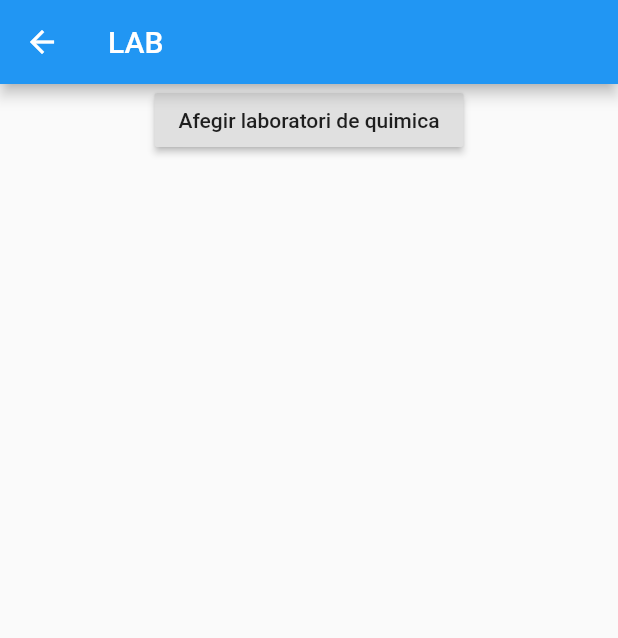
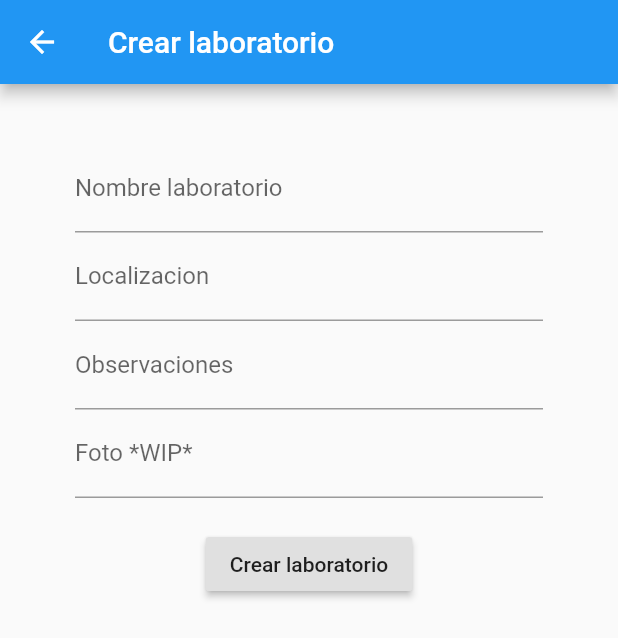
Before and after one commit to Setter97/ProjectFlutter, a Flutter app: the newLab screen opened directly, on a phone screen of 412 x 824 dp. Shown: the top 638 px of the screen. Run offline on Flutter 3.47's test engine with Material 2 defaults, Android fonts, the light colour scheme and no system bars; our stand-ins replace cloud_firestore, firebase_auth; accounts and stored records are empty.

Commit message:
Añadir LAB y sus campos

```diff
--- a/test_db/lib/firebaseDB/firebaseConnectDB.dart
+++ b/test_db/lib/firebaseDB/firebaseConnectDB.dart
@@ -3,6 +3,7 @@ import 'package:cloud_firestore/cloud_firestore.dart';
 class FirebaseConnectDB{
   final databaseReference=Firestore.instance;
   int count=0;
+
   void createRecord()async{
     await databaseReference.collection("labs")
     .document("Quimica").collection("Items");
@@ -21,4 +22,18 @@ class FirebaseConnectDB{
     });
 
   }
+
+
+   void createLab(laboratorio, localizacion,observaciones,foto)async{
+    count++;
+    await databaseReference.collection("labs")
+    .document("$laboratorio")
+    .setData({
+      'nombreLab':'$laboratorio',
+      'localizacion':'$localizacion',
+      'observaciones':'$observaciones',
+      'img':'$foto'
+    });
+
+  }
 }
--- a/test_db/lib/firebaseDB/newLab.dart
+++ b/test_db/lib/firebaseDB/newLab.dart
@@ -11,23 +11,71 @@ class newLab extends StatefulWidget {
 
 class _newLabState extends State<newLab> {
   FirebaseConnectDB fireDB = new FirebaseConnectDB();
+  var laboratorio;
+  var localizacion;
+  var observaciones;
+  var foto;
   @override
   Widget build(BuildContext context) {
     return Scaffold(
       appBar: AppBar(
-        title: Text("LAB"),
+        title: Text("Crear laboratorio"),
       ),
-      body: Center(
-        child: Column(
-          children: <Widget>[
-            RaisedButton(
-              disabledColor: Colors.grey,
-              onPressed: () {
-                null;
-              },
-              child: Text("Afegir laboratori de quimica"),
-            ),
-          ],
+      body: Container(
+        padding: EdgeInsets.symmetric(vertical: 20.0, horizontal: 50.0),
+        child: Form(
+          child: Column(
+            children: <Widget>[
+              SizedBox(
+                height: 20.0,
+              ),
+              TextFormField(
+                decoration: InputDecoration(
+                  labelText: 'Nombre laboratorio',
+                ),
+                textCapitalization: TextCapitalization.sentences,
+                onChanged: (val) {
+                  laboratorio=val;
+                },
+              ),
+              TextFormField(
+                decoration: InputDecoration(
+                  labelText: 'Localizacion',
+                ),
+                textCapitalization: TextCapitalization.sentences,
+                onChanged: (val) {
+                  localizacion=val;
+                },
+              ),
+              TextFormField(
+                decoration: InputDecoration(
+                  labelText: 'Observaciones',
+                ),
+                textCapitalization: TextCapitalization.sentences,
+                onChanged: (val) {
+                  observaciones=val;
+                },
+              ),
+              TextFormField(
+                decoration: InputDecoration(
+                  labelText: 'Foto *WIP*',
+                ),
+                textCapitalization: TextCapitalization.sentences,
+                onChanged: (val) {
+                  foto=val;
+                },
+              ),
+              SizedBox(
+                height: 20.0,
+              ),
+              RaisedButton(
+                onPressed: (){
+                  fireDB.createLab(laboratorio, localizacion, observaciones, foto);
+                },
+                child: Text('Crear laboratorio'),
+              )
+            ],
+          ),
         ),
       ),
     );
--- a/test_db/lib/main.dart
+++ b/test_db/lib/main.dart
@@ -40,10 +40,10 @@ class _MyHomePageState extends State<MyHomePage> {
       body: Center(
         child: Column(children: <Widget>[
           RaisedButton(
-            /*
+
             onPressed: (){
-              //Navigator.push(context, MaterialPageRoute(builder: (context)=>newLab()));
-            },*/
+              Navigator.push(context, MaterialPageRoute(builder: (context)=>newLab()));
+            },
             child: Text("Añadir laboratorio"),
           ),
 
```
